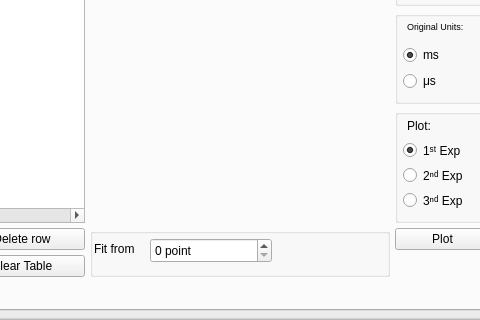
Before: the Qt Designer form form.ui in timesama/M2-Approach, drawn with Qt 5; both pictures show x 189 to 669 and y 380 to 700 of the 1000 by 700 pixel window.
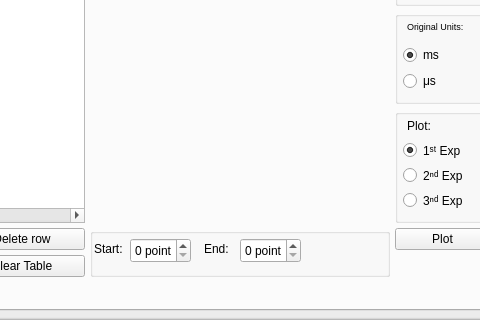
After: the same form once the commit is applied. The open tabs and pages were chosen to show the change. Custom widgets are drawn as their Qt base class.

Commit message: added fit to vox for T1T2 calculations

The edit to the form file:
```diff
--- a/form.ui
+++ b/form.ui
@@ -2270,7 +2270,7 @@
 li.unchecked::marker { content: &quot;\2610&quot;; }
 li.checked::marker { content: &quot;\2612&quot;; }
 &lt;/style&gt;&lt;/head&gt;&lt;body style=&quot; font-family:'Segoe UI'; font-size:9pt; font-weight:400; font-style:normal;&quot;&gt;
-&lt;p style=&quot; margin-top:0px; margin-bottom:0px; margin-left:0px; margin-right:0px; -qt-block-indent:0; text-indent:0px;&quot;&gt;Fit from&lt;/p&gt;&lt;/body&gt;&lt;/html&gt;</string>
+&lt;p style=&quot; margin-top:0px; margin-bottom:0px; margin-left:0px; margin-right:0px; -qt-block-indent:0; text-indent:0px;&quot;&gt;Start:&lt;/p&gt;&lt;/body&gt;&lt;/html&gt;</string>
                     </property>
                     <property name="textInteractionFlags">
                      <set>Qt::NoTextInteraction</set>
@@ -2279,9 +2279,93 @@
                    <widget class="QDoubleSpinBox" name="T1T2_fit_from">
                     <property name="geometry">
                      <rect>
-                      <x>60</x>
+                      <x>40</x>
                       <y>10</y>
-                      <width>122</width>
+                      <width>61</width>
+                      <height>25</height>
+                     </rect>
+                    </property>
+                    <property name="prefix">
+                     <string/>
+                    </property>
+                    <property name="suffix">
+                     <string> point</string>
+                    </property>
+                    <property name="decimals">
+                     <number>0</number>
+                    </property>
+                    <property name="minimum">
+                     <double>0.000000000000000</double>
+                    </property>
+                    <property name="singleStep">
+                     <double>1.000000000000000</double>
+                    </property>
+                    <property name="value">
+                     <double>0.000000000000000</double>
+                    </property>
+                   </widget>
+                   <widget class="QTextEdit" name="textEdit_19">
+                    <property name="geometry">
+                     <rect>
+                      <x>110</x>
+                      <y>10</y>
+                      <width>100</width>
+                      <height>30</height>
+                     </rect>
+                    </property>
+                    <property name="minimumSize">
+                     <size>
+                      <width>0</width>
+                      <height>30</height>
+                     </size>
+                    </property>
+                    <property name="maximumSize">
+                     <size>
+                      <width>100</width>
+                      <height>30</height>
+                     </size>
+                    </property>
+                    <property name="mouseTracking">
+                     <bool>false</bool>
+                    </property>
+                    <property name="focusPolicy">
+                     <enum>Qt::NoFocus</enum>
+                    </property>
+                    <property name="styleSheet">
+                     <string notr="true">background: transparent</string>
+                    </property>
+                    <property name="frameShape">
+                     <enum>QFrame::NoFrame</enum>
+                    </property>
+                    <property name="verticalScrollBarPolicy">
+                     <enum>Qt::ScrollBarAlwaysOff</enum>
+                    </property>
+                    <property name="horizontalScrollBarPolicy">
+                     <enum>Qt::ScrollBarAlwaysOff</enum>
+                    </property>
+                    <property name="sizeAdjustPolicy">
+                     <enum>QAbstractScrollArea::AdjustToContents</enum>
+                    </property>
+                    <property name="html">
+                     <string>&lt;!DOCTYPE HTML PUBLIC &quot;-//W3C//DTD HTML 4.0//EN&quot; &quot;http://www.w3.org/TR/REC-html40/strict.dtd&quot;&gt;
+&lt;html&gt;&lt;head&gt;&lt;meta name=&quot;qrichtext&quot; content=&quot;1&quot; /&gt;&lt;meta charset=&quot;utf-8&quot; /&gt;&lt;style type=&quot;text/css&quot;&gt;
+p, li { white-space: pre-wrap; }
+hr { height: 1px; border-width: 0; }
+li.unchecked::marker { content: &quot;\2610&quot;; }
+li.checked::marker { content: &quot;\2612&quot;; }
+&lt;/style&gt;&lt;/head&gt;&lt;body style=&quot; font-family:'Segoe UI'; font-size:9pt; font-weight:400; font-style:normal;&quot;&gt;
+&lt;p style=&quot; margin-top:0px; margin-bottom:0px; margin-left:0px; margin-right:0px; -qt-block-indent:0; text-indent:0px;&quot;&gt;End:&lt;/p&gt;&lt;/body&gt;&lt;/html&gt;</string>
+                    </property>
+                    <property name="textInteractionFlags">
+                     <set>Qt::NoTextInteraction</set>
+                    </property>
+                   </widget>
+                   <widget class="QDoubleSpinBox" name="T1T2_fit_to">
+                    <property name="geometry">
+                     <rect>
+                      <x>150</x>
+                      <y>10</y>
+                      <width>61</width>
                       <height>25</height>
                      </rect>
                     </property>
@@ -2307,7 +2391,7 @@
                    <widget class="QTextEdit" name="textEdit_error">
                     <property name="geometry">
                      <rect>
-                      <x>190</x>
+                      <x>220</x>
                       <y>10</y>
                       <width>161</width>
                       <height>40</height>
```
The commit also changes 1 other file.
